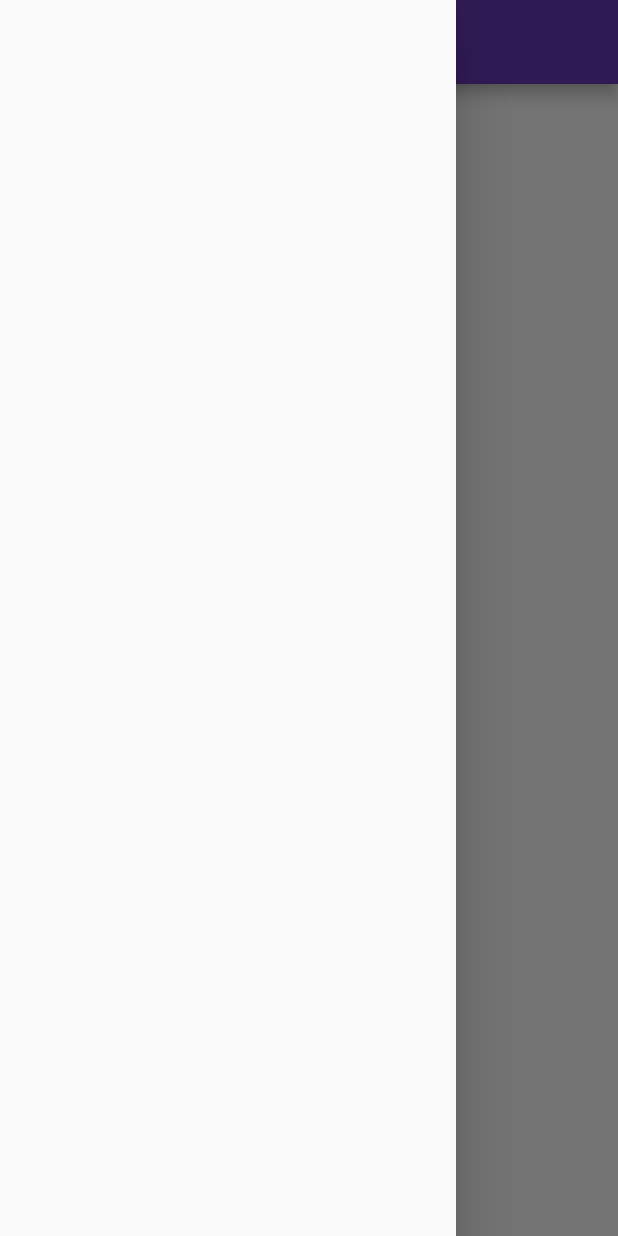
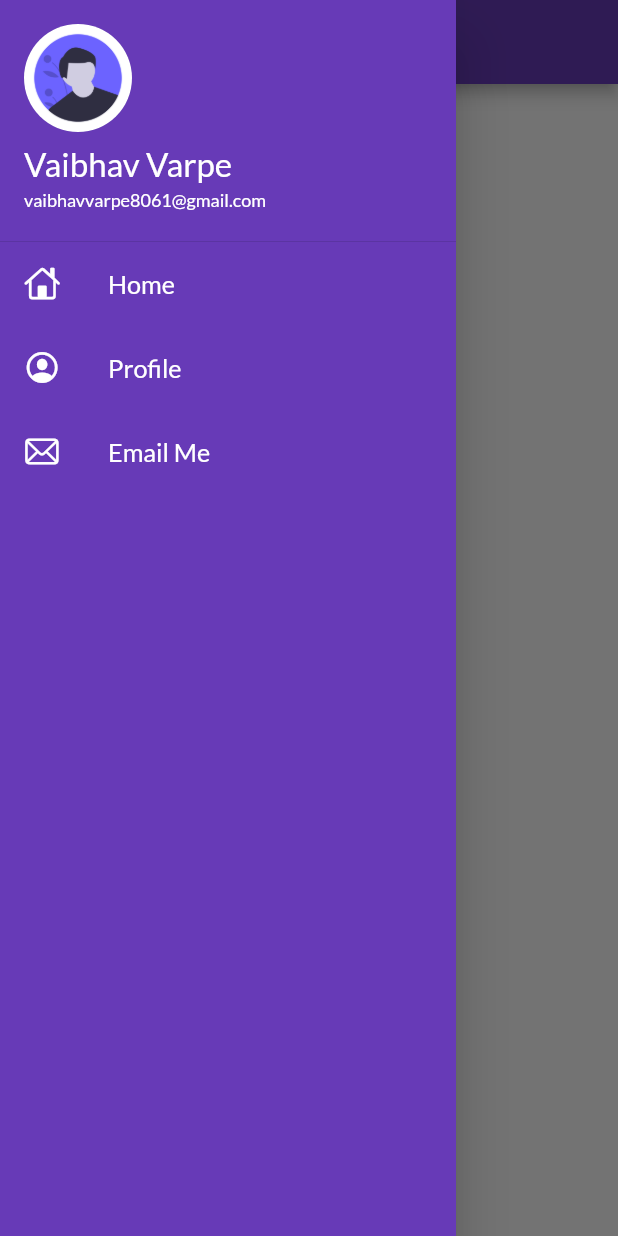
Before and after one commit to Vaibhavdvarpe/Catalog_App_with_th_help_of_Codepure, a Flutter app: the HomePage screen opened by its route, with the side drawer open, on a phone screen of 412 x 824 dp. Run offline on Flutter 3.47's test engine with Material 2 defaults, Android fonts, the phone set to English and light mode, and no system bars; our stand-ins replace google_fonts.

Commit message:
Day 7 completed

```diff
--- a/lib/pages/homepage.dart
+++ b/lib/pages/homepage.dart
@@ -1,4 +1,6 @@
 import 'package:flutter/material.dart';
+
+import '../widgets/drawer.dart';
 
 class HomePage extends StatelessWidget {
   const HomePage({Key? key}) : super(key: key);
@@ -14,7 +16,7 @@ class HomePage extends StatelessWidget {
           child: Text("Welcome To 30 Days of flutter"),
         ),
       ),
-      drawer: Drawer(),
+      drawer: const MyDrawer(),
     );
   }
 }
--- /dev/null
+++ b/lib/widgets/drawer.dart
@@ -0,0 +1,70 @@
+import 'package:flutter/cupertino.dart';
+import 'package:flutter/material.dart';
+
+class MyDrawer extends StatelessWidget {
+  const MyDrawer({Key? key}) : super(key: key);
+
+  @override
+  Widget build(BuildContext context) {
+    return Drawer(
+      child: Container(
+        color: Colors.deepPurple,
+        child: ListView(
+          padding: EdgeInsets.zero,
+          children: const [
+            DrawerHeader(
+                margin: EdgeInsets.zero,
+                padding: EdgeInsets.zero,
+                child: UserAccountsDrawerHeader(
+                  margin: EdgeInsets.zero,
+                  accountName: Text(
+                    "Vaibhav Varpe",
+                    style: TextStyle(fontSize: 22),
+                  ),
+                  accountEmail: Text("vaibhavvarpe8061@gmail.com",
+                      style: TextStyle(fontSize: 12)),
+                  currentAccountPicture: CircleAvatar(
+                    backgroundImage:
+                        AssetImage("assets/images/profileimage.png"),
+                    // backgroundImage: AssetImage(),
+                  ),
+                )),
+            ListTile(
+              leading: Icon(
+                CupertinoIcons.home,
+                color: Colors.white,
+              ),
+              title: Text(
+                "Home",
+                textScaleFactor: 1.2,
+                style: TextStyle(color: Colors.white),
+              ),
+            ),
+            ListTile(
+              leading: Icon(
+                CupertinoIcons.profile_circled,
+                color: Colors.white,
+              ),
+              title: Text(
+                "Profile",
+                textScaleFactor: 1.2,
+                style: TextStyle(color: Colors.white),
+              ),
+            ),
+            ListTile(
+              leading: Icon(
+                CupertinoIcons.mail,
+                color: Colors.white,
+              ),
+              title: Text(
+                "Email Me",
+                textScaleFactor: 1.2,
+                style: TextStyle(color: Colors.white),
+              ),
+            ),
+          ],
+        ),
+      ),
+    );
+  }
+}
```
Also changed, not shown: assets/images/profileimage.png (added).
